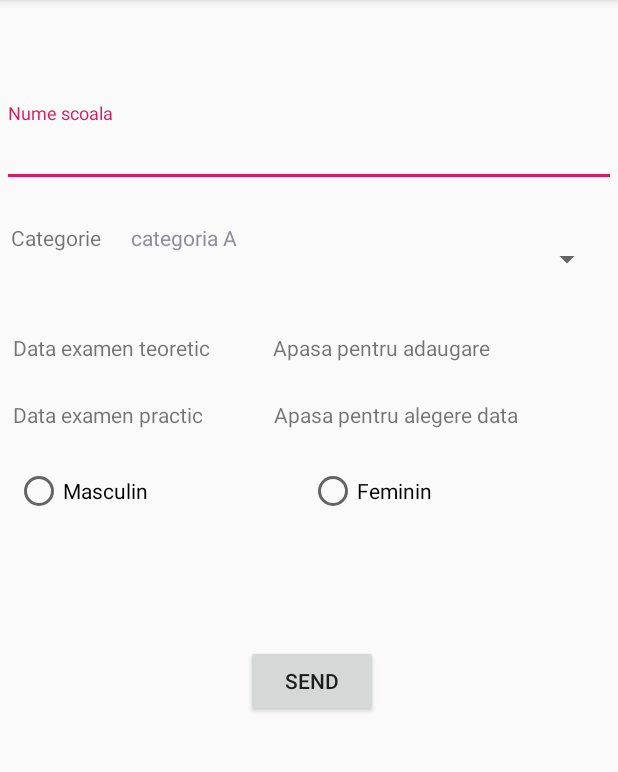
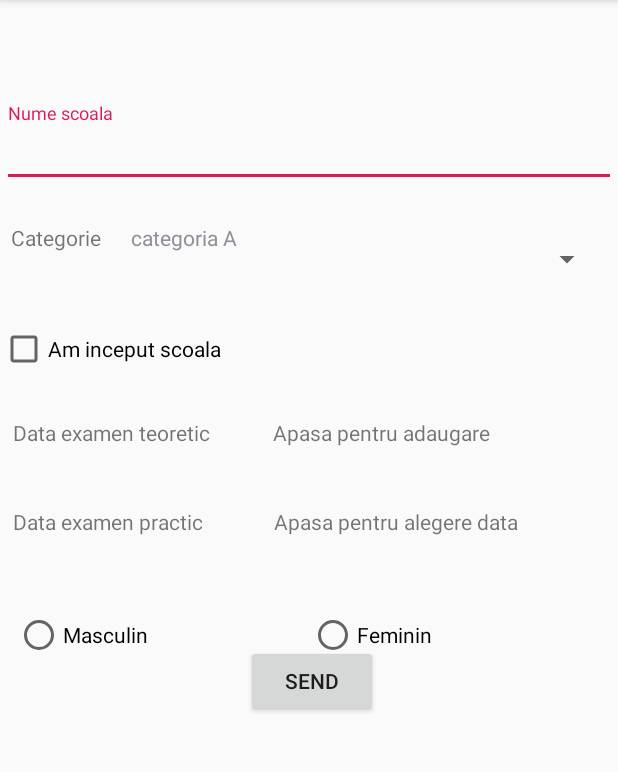
Before and after one commit to StefanLazea/driver-inneed, an Android app: the FormActivity screen opened directly, with no data from a screen before it, on a phone screen of 412 x 824 dp, the part 84-856 px from its top. Run offline under Robolectric (Android 15) with nearby library versions, the phone set to English and light mode, and no system bars.

Commit message:
Form student final

```diff
--- a/DamApp/app/src/main/res/layout/activity_form.xml
+++ b/DamApp/app/src/main/res/layout/activity_form.xml
@@ -69,31 +69,31 @@
         android:layout_width="wrap_content"
         android:layout_height="wrap_content"
         android:layout_marginStart="7dp"
-        android:layout_marginTop="25dp"
+        android:layout_marginTop="30dp"
         android:layout_marginEnd="271dp"
         android:text="Data examen teoretic"
         app:layout_constraintEnd_toEndOf="parent"
         app:layout_constraintStart_toStartOf="parent"
-        app:layout_constraintTop_toBottomOf="@+id/form_spinner" />
+        app:layout_constraintTop_toBottomOf="@+id/form_check_school" />
 
     <TextView
         android:id="@+id/form_tv_date_theoretical"
         android:layout_width="wrap_content"
         android:layout_height="wrap_content"
         android:layout_marginStart="40dp"
-        android:layout_marginTop="25dp"
+        android:layout_marginTop="30dp"
         android:layout_marginEnd="84dp"
         android:text="Apasa pentru adaugare"
         app:layout_constraintEnd_toEndOf="parent"
         app:layout_constraintStart_toEndOf="@+id/form_tv_theoretical_label"
-        app:layout_constraintTop_toBottomOf="@+id/form_spinner" />
+        app:layout_constraintTop_toBottomOf="@+id/form_check_school" />
 
     <TextView
         android:id="@+id/form_date_exam_practical_label"
         android:layout_width="wrap_content"
         android:layout_height="wrap_content"
         android:layout_marginStart="7dp"
-        android:layout_marginTop="25dp"
+        android:layout_marginTop="40dp"
         android:layout_marginEnd="276dp"
         android:text="Data examen practic"
         app:layout_constraintEnd_toEndOf="parent"
@@ -105,7 +105,7 @@
         android:layout_width="wrap_content"
         android:layout_height="wrap_content"
         android:layout_marginStart="46dp"
-        android:layout_marginTop="25dp"
+        android:layout_marginTop="40dp"
         android:layout_marginEnd="65dp"
         android:text="Apasa pentru alegere data"
         app:layout_constraintEnd_toEndOf="parent"
@@ -117,13 +117,13 @@
         android:layout_width="match_parent"
         android:layout_height="wrap_content"
         android:layout_marginStart="10dp"
-        android:layout_marginTop="25dp"
+        android:layout_marginTop="50dp"
         android:layout_marginEnd="10dp"
         android:orientation="horizontal"
         android:weightSum="2"
         app:layout_constraintEnd_toEndOf="parent"
         app:layout_constraintStart_toStartOf="parent"
-        app:layout_constraintTop_toBottomOf="@+id/form_date_exam_practical" >
+        app:layout_constraintTop_toBottomOf="@+id/form_date_exam_practical">
 
         <RadioButton
             android:id="@+id/form_rb_masculin"
@@ -140,4 +140,13 @@
             android:text="Feminin" />
     </RadioGroup>
 
+    <CheckBox
+        android:id="@+id/form_check_school"
+        android:layout_width="wrap_content"
+        android:layout_height="wrap_content"
+        android:layout_marginTop="20dp"
+        android:text="Am inceput scoala"
+        app:layout_constraintTop_toBottomOf="@+id/form_spinner"
+        tools:layout_editor_absoluteX="10dp" />
+
 </androidx.constraintlayout.widget.ConstraintLayout>
```
